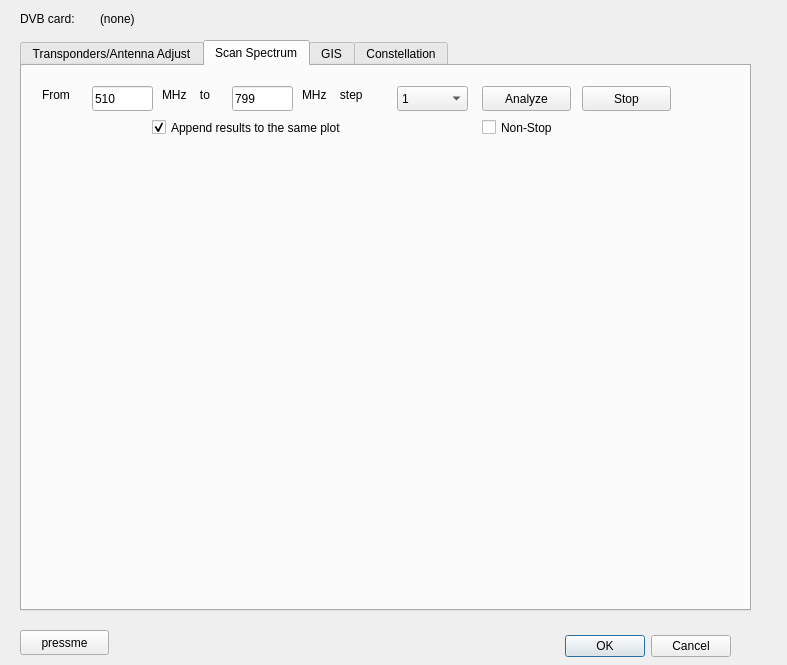
The window that src/dvbtest/testdialog.ui (SergeyStaroletov/TestingDVBT2) describes before a commit, drawn with Qt 5.
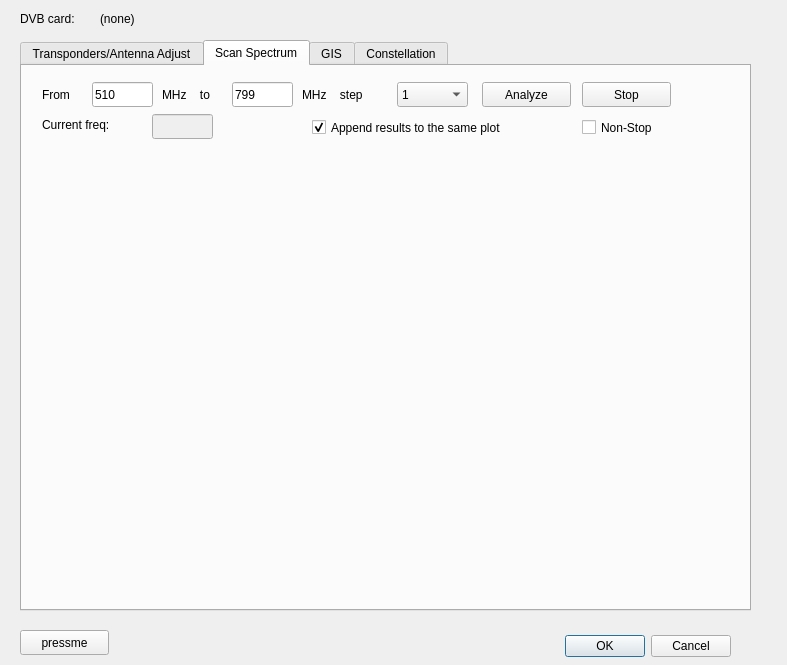
The same window after the commit. Custom widgets are drawn as their Qt base class.

The edit to the form file:
```diff
--- a/src/dvbtest/testdialog.ui
+++ b/src/dvbtest/testdialog.ui
@@ -281,7 +281,7 @@
      <property name="geometry">
       <rect>
        <x>70</x>
-       <y>20</y>
+       <y>16</y>
        <width>61</width>
        <height>25</height>
       </rect>
@@ -294,7 +294,7 @@
      <property name="geometry">
       <rect>
        <x>210</x>
-       <y>20</y>
+       <y>16</y>
        <width>61</width>
        <height>25</height>
       </rect>
@@ -307,7 +307,7 @@
      <property name="geometry">
       <rect>
        <x>375</x>
-       <y>20</y>
+       <y>16</y>
        <width>71</width>
        <height>25</height>
       </rect>
@@ -358,7 +358,7 @@
      <property name="geometry">
       <rect>
        <x>460</x>
-       <y>20</y>
+       <y>16</y>
        <width>89</width>
        <height>25</height>
       </rect>
@@ -370,7 +370,7 @@
     <widget class="QCheckBox" name="checkBoxNonStop">
      <property name="geometry">
       <rect>
-       <x>460</x>
+       <x>560</x>
        <y>50</y>
        <width>92</width>
        <height>23</height>
@@ -394,7 +394,7 @@
      <property name="geometry">
       <rect>
        <x>560</x>
-       <y>20</y>
+       <y>16</y>
        <width>89</width>
        <height>25</height>
       </rect>
@@ -406,7 +406,7 @@
     <widget class="QCheckBox" name="checkBoxAppend">
      <property name="geometry">
       <rect>
-       <x>130</x>
+       <x>290</x>
        <y>50</y>
        <width>261</width>
        <height>23</height>
@@ -419,6 +419,32 @@
       <bool>true</bool>
      </property>
     </widget>
+    <widget class="QLabel" name="label_10">
+     <property name="geometry">
+      <rect>
+       <x>20</x>
+       <y>50</y>
+       <width>101</width>
+       <height>17</height>
+      </rect>
+     </property>
+     <property name="text">
+      <string>Current freq:</string>
+     </property>
+    </widget>
+    <widget class="QLineEdit" name="lineEditCurrent">
+     <property name="enabled">
+      <bool>false</bool>
+     </property>
+     <property name="geometry">
+      <rect>
+       <x>130</x>
+       <y>48</y>
+       <width>61</width>
+       <height>25</height>
+      </rect>
+     </property>
+    </widget>
    </widget>
    <widget class="QWidget" name="tab_2">
     <attribute name="title">
```
